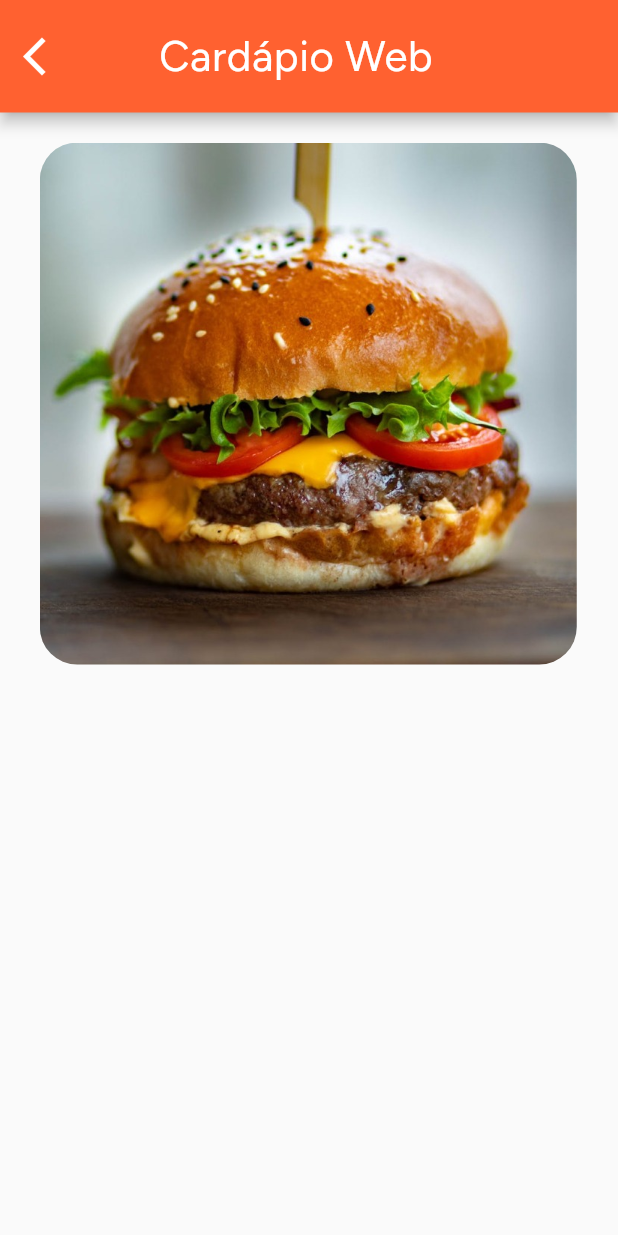
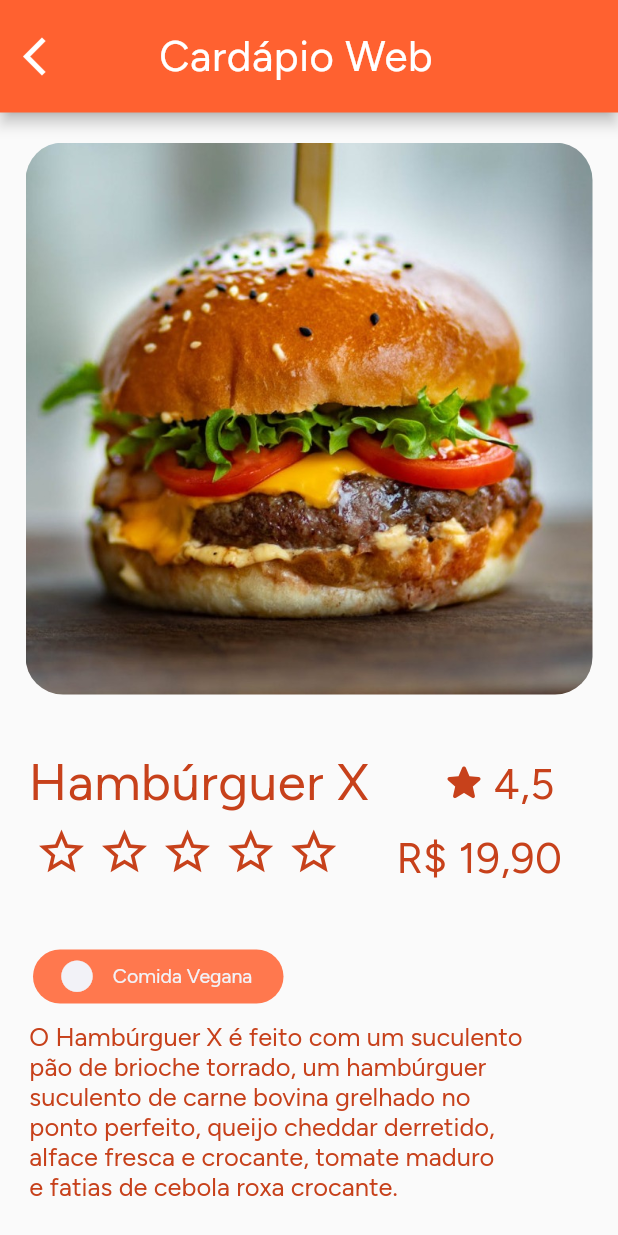
Before and after one commit to VivianeSouza923/desafioMenu-Sprint2, a Flutter app: the ClientScreen screen opened directly, on a phone screen of 412 x 824 dp. Run offline on Flutter 3.47's test engine with Material 2 defaults, Android fonts, the phone set to English and light mode, and no system bars; our stand-ins replace material_design_icons_flutter.

Commit message:
today's work

```diff
--- a/lib/pages/cliente.dart
+++ b/lib/pages/cliente.dart
@@ -1,5 +1,9 @@
 
+// ignore_for_file: unused_import
+
+import 'package:material_design_icons_flutter/material_design_icons_flutter.dart';
 import 'package:flutter/material.dart';
+
 
 class Client extends StatelessWidget {
   const Client({Key? key}) : super(key: key);
@@ -52,13 +56,15 @@ class ClientScreen extends StatelessWidget {
 
       ),
 
-      body:  Column(
+      body:  SingleChildScrollView(
+        child: Column(
           children: [
             Padding(
-            padding: const EdgeInsets.only(top: 20, right: 16, left: 26.5),
+             padding: const EdgeInsets.only(top: 20, right: 16, left: 16),
+
               child: Container(
-              width: 358,
-              height: 348.06,
+                width: 378,
+                height: 368.06,
 
                 decoration: BoxDecoration(
                   borderRadius: BorderRadius.circular(25),
@@ -69,7 +75,184 @@ class ClientScreen extends StatelessWidget {
               ),
               ),
             ),
+
+            const Row(
+              children: [
+
+                Padding(
+                  padding: EdgeInsets.only(top:37.94, left: 19, right: 48),
+                  child: Text(
+                    "Hambúrguer X",
+                    style: TextStyle(
+                      fontFamily: 'FigTree',
+                      fontWeight: FontWeight.w400,
+                      fontSize: 34,
+                      letterSpacing: 0.37,
+                      color: Color(0xffC7411B),
+                    ),
+                    ),
+                ),
+
+                  Padding(
+                    padding: EdgeInsets.only(top: 37.94, right: 4),
+                    child: Icon(
+                      Icons.star_rounded,
+                      color: Color(0xffC7411B),
+                      size: 31,
+                    ),
+                  ),
+
+                  Padding(
+                    padding: EdgeInsets.only(top: 39.94),
+
+                    child: Text(
+                      "4,5",
+                      style: TextStyle(
+                        fontFamily: 'FigTree',
+                        fontSize: 28,
+                        fontWeight: FontWeight.w400,
+                        letterSpacing: 0.36,
+                        color: Color(0xffC7411B),
+                      ),
+                      ),
+                  )
               ],
+            ),
+
+             const Row(
+              children: [
+
+                Padding(
+                  padding: EdgeInsets.only(top:5.0, left: 23, right: 3.02),
+                  child: Icon(
+                    Icons.star_outline,
+                    color: Color(0xffC7411B),
+                    size: 36,
+
+
+                  ),
+                ),
+
+                 Padding(
+                   padding: EdgeInsets.only(top:5.0, left: 3.02, right: 3.02),
+                   child: Icon(
+                    Icons.star_outline,
+                    color: Color(0xffC7411B),
+                    size: 36,
+                               ),
+                 ),
+
+                 Padding(
+                   padding: EdgeInsets.only(top:5.0, left: 3.02, right: 3.02),
+                   child: Icon(
+                    Icons.star_outline,
+                    color: Color(0xffC7411B),
+                    size: 36,
+                               ),
+                 ),
+
+                Padding(
+                  padding: EdgeInsets.only(top:5.0, left: 3.02, right: 3.02),
+                  child: Icon(
+                    Icons.star_outline,
+                    color: Color(0xffC7411B),
+                    size: 36,
+                  ),
+                ),
+
+               Padding(
+                 padding: EdgeInsets.only(top:5.0, left: 3.02),
+                 child: Icon(
+                    Icons.star_outline,
+                    color: Color(0xffC7411B),
+                    size: 36,
+                  ),
+               ),
+
+               Padding(
+                 padding: EdgeInsets.only(top:13.0, left: 37),
+                 child: Text(
+                  "R\$ 19,90",
+                  style: TextStyle(
+                    fontFamily: 'FigTree',
+                    fontWeight: FontWeight.w400,
+                    fontSize: 28,
+                    letterSpacing: 0.36,
+                    color: Color(0xffC7411B)
+
+                  ),
+                  ),
+               ),
+
+
+
+              ],
+            ),
+
+            Padding(
+              padding: const EdgeInsets.only(top: 44, left: 16, right: 217),
+              child: Container(
+                width: 167,
+                height: 36,
+
+                decoration: BoxDecoration(
+                  color: const Color(0xffFF784E),
+                  borderRadius: BorderRadius.circular(20),
+                ),
+
+                child: const Row(
+                  children: [
+                    Padding(
+                  padding: EdgeInsets.only(left: 16.81, right: 11.43),
+                  child: Icon(
+                    Icons.circle,
+                    size: 25,
+                    color: Color(0xffF2F2F7),
+                  ),
+                ),
+
+                Padding(
+                  padding: EdgeInsets.symmetric(vertical: 9),
+                  child: Text(
+                    "Comida Vegana",
+                    style: TextStyle(
+                      fontFamily: 'FigTree',
+                      fontWeight: FontWeight.w400,
+                      fontSize: 13,
+                      color: Color(0xffF2F2F7),
+
+                    ),),
+                ),
+                  ],
+                ),
+
+
+
+
+              ),
+            ),
+
+            const Padding(
+              padding: EdgeInsets.only(top: 12.0, left: 16, bottom: 40, right:60),
+              child: Text(
+
+                "O Hambúrguer X é feito com um suculento\npão de brioche torrado, um hambúrguer\nsuculento de carne bovina grelhado no\nponto perfeito, queijo cheddar derretido,\nalface fresca e crocante, tomate maduro\ne fatias de cebola roxa crocante.",
+                style: TextStyle(
+                  fontFamily: 'FigTree',
+                  fontWeight: FontWeight.w400,
+                  fontSize: 17,
+                  color: Color(0xffC7411B),
+
+                ),
+              ),
+            ),
+
+
+
+
+
+          ],
+        ),
       ),
 
     );
--- a/pubspec.yaml
+++ b/pubspec.yaml
@@ -34,6 +34,7 @@ dependencies:
     sdk: flutter
   flutter_svg: ^1.1.0
   carousel_slider: ^4.0.0
+  material_design_icons_flutter: 7.0.7296
 
 
 
```
Also changed, not shown: pubspec.lock. Lines whose indentation alone changed are shown as unchanged.
